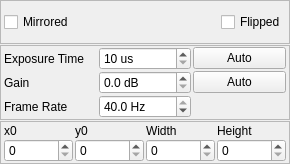
Qt form jansenlib/video/QSpinnaker/QSpinnakerWidget.ui (davidgrier/pyfab) before a commit.
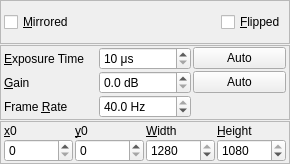
The same form after that commit.

Commit message: clean up widget ordering

```diff
--- a/jansenlib/video/QSpinnaker/QSpinnakerWidget.ui
+++ b/jansenlib/video/QSpinnaker/QSpinnakerWidget.ui
@@ -53,7 +53,7 @@
          <string>Camera: Flip image around vertical axis</string>
         </property>
         <property name="text">
-         <string>Mirrored</string>
+         <string>&amp;Mirrored</string>
         </property>
        </widget>
       </item>
@@ -76,7 +76,7 @@
          <string>Camera: Flip image about horizontal axis</string>
         </property>
         <property name="text">
-         <string>Flipped</string>
+         <string>&amp;Flipped</string>
         </property>
        </widget>
       </item>
@@ -110,20 +110,13 @@
       <property name="verticalSpacing">
        <number>1</number>
       </property>
-      <item row="0" column="0">
-       <widget class="QLabel" name="exposureLabel">
-        <property name="text">
-         <string>Exposure Time</string>
-        </property>
-       </widget>
-      </item>
       <item row="0" column="1">
        <widget class="QDoubleSpinBox" name="exposure">
         <property name="statusTip">
          <string>Camera exposure time </string>
         </property>
         <property name="suffix">
-         <string> us</string>
+         <string> μs</string>
         </property>
         <property name="decimals">
          <number>0</number>
@@ -152,7 +145,10 @@
       <item row="1" column="0">
        <widget class="QLabel" name="gainLabel">
         <property name="text">
-         <string>Gain</string>
+         <string>&amp;Gain</string>
+        </property>
+        <property name="buddy">
+         <cstring>gain</cstring>
         </property>
        </widget>
       </item>
@@ -188,7 +184,10 @@
       <item row="2" column="0">
        <widget class="QLabel" name="labelFrameRate">
         <property name="text">
-         <string>Frame Rate</string>
+         <string>Frame &amp;Rate</string>
+        </property>
+        <property name="buddy">
+         <cstring>framerate</cstring>
         </property>
        </widget>
       </item>
@@ -214,6 +213,16 @@
         </property>
        </widget>
       </item>
+      <item row="0" column="0">
+       <widget class="QLabel" name="exposureLabel">
+        <property name="text">
+         <string>&amp;Exposure Time</string>
+        </property>
+        <property name="buddy">
+         <cstring>exposure</cstring>
+        </property>
+       </widget>
+      </item>
      </layout>
     </widget>
    </item>
@@ -256,26 +265,47 @@
         <property name="statusTip">
          <string>Camera ROI: height</string>
         </property>
+        <property name="minimum">
+         <number>16</number>
+        </property>
+        <property name="maximum">
+         <number>1080</number>
+        </property>
+        <property name="singleStep">
+         <number>16</number>
+        </property>
+        <property name="value">
+         <number>1080</number>
+        </property>
        </widget>
       </item>
       <item row="1" column="3">
        <widget class="QLabel" name="labelwidth">
         <property name="text">
-         <string>Width</string>
+         <string>&amp;Width</string>
+        </property>
+        <property name="buddy">
+         <cstring>width</cstring>
         </property>
        </widget>
       </item>
       <item row="1" column="1">
        <widget class="QLabel" name="labely0">
         <property name="text">
-         <string>y0</string>
+         <string>&amp;y0</string>
+        </property>
+        <property name="buddy">
+         <cstring>y0</cstring>
         </property>
        </widget>
       </item>
       <item row="1" column="4">
        <widget class="QLabel" name="labelheight">
         <property name="text">
-         <string>Height</string>
+         <string>&amp;Height</string>
+        </property>
+        <property name="buddy">
+         <cstring>height</cstring>
         </property>
        </widget>
       </item>
@@ -291,12 +321,27 @@
         <property name="statusTip">
          <string>Camera ROI: width</string>
         </property>
+        <property name="minimum">
+         <number>16</number>
+        </property>
+        <property name="maximum">
+         <number>1280</number>
+        </property>
+        <property name="singleStep">
+         <number>16</number>
+        </property>
+        <property name="value">
+         <number>1280</number>
+        </property>
        </widget>
       </item>
       <item row="1" column="0">
        <widget class="QLabel" name="labelx0">
         <property name="text">
-         <string>x0</string>
+         <string>&amp;x0</string>
+        </property>
+        <property name="buddy">
+         <cstring>x0</cstring>
         </property>
        </widget>
       </item>
```
Left out of the diff: 13 changed lines with no effect on the pictures. The commit also changes 1 other file.
